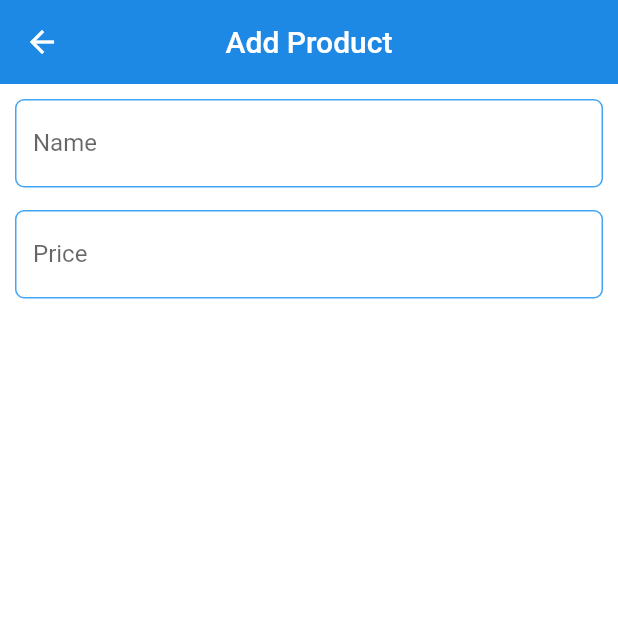
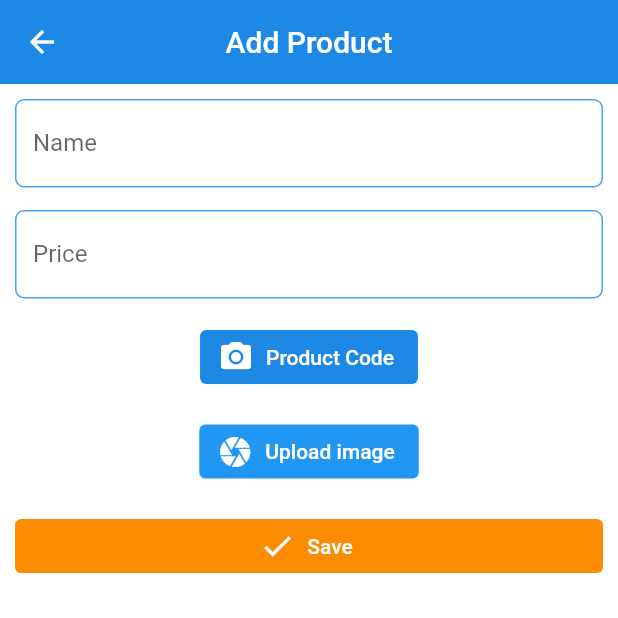
Before and after one commit to Brian-mula/flutter-pos, a Flutter app: the NewProduct screen opened by its route, on a phone screen of 412 x 824 dp, the top half of it. Run offline on Flutter 3.47's test engine with Material 2 defaults, Android fonts, the phone set to English and light mode, and no system bars; our stand-ins replace cloud_firestore, firebase_auth, firebase_core, firebase_storage, flutter_riverpod, image_picker and 2 more; missing offline and left inert: flutter_barcode_scanner; accounts and stored records are empty.

Commit message:
implemented product upload

```diff
--- a/lib/views/new_product.dart
+++ b/lib/views/new_product.dart
@@ -1,5 +1,12 @@
+import 'dart:async';
+import 'dart:io';
+
+import 'package:firebase_storage/firebase_storage.dart';
 import 'package:flutter/material.dart';
+import 'package:flutter_barcode_scanner/flutter_barcode_scanner.dart';
 import 'package:flutter_riverpod/flutter_riverpod.dart';
+import 'package:image_picker/image_picker.dart';
+import 'package:path/path.dart' as path;
 import 'package:pos/widgets/cutome_text.dart';
 
 class NewProduct extends ConsumerStatefulWidget {
@@ -11,8 +18,26 @@ class NewProduct extends ConsumerStatefulWidget {
 
 class _NewProductState extends ConsumerState<NewProduct> {
   final _formKey = GlobalKey<FormState>();
+  FirebaseStorage storage = FirebaseStorage.instance;
   final TextEditingController nameController = TextEditingController();
   final TextEditingController priceController = TextEditingController();
+  String productCode = "";
+  String imageUlr = "";
+
+  Future<void> pickImage() async {
+    final picker = ImagePicker();
+    XFile? pickedImage;
+    try {
+      pickedImage = await picker.pickImage(source: ImageSource.gallery);
+      final String fileName = path.basename(pickedImage!.name);
+      File file = File(pickedImage.path);
+      var snapshot = storage.ref().child("images/$fileName");
+      final downloadUrl = await snapshot.getDownloadURL();
+      setState(() {
+        imageUlr = downloadUrl;
+      });
+    } catch (e) {}
+  }
 
   @override
   Widget build(BuildContext context) {
@@ -73,6 +98,61 @@ class _NewProductState extends ConsumerState<NewProduct> {
                           borderRadius: BorderRadius.circular(6),
                           borderSide: BorderSide(color: Colors.blue.shade600))),
                 ),
+                const SizedBox(
+                  height: 15,
+                ),
+                ElevatedButton.icon(
+                    style: ButtonStyle(
+                        elevation: MaterialStateProperty.all(0.0),
+                        backgroundColor:
+                            MaterialStateProperty.all(Colors.blue.shade600)),
+                    onPressed: () async {
+                      productCode = await FlutterBarcodeScanner.scanBarcode(
+                          "#ff6666", "cancel", true, ScanMode.BARCODE);
+                    },
+                    icon: const Icon(
+                      Icons.camera_alt,
+                    ),
+                    label: CustomeText(
+                      text: "Product Code",
+                      textStyle: theme.textTheme.bodyLarge!
+                          .copyWith(color: Colors.white),
+                    )),
+                const SizedBox(
+                  height: 15,
+                ),
+                ElevatedButton.icon(
+                    style: ButtonStyle(
+                        backgroundColor:
+                            MaterialStateProperty.all(Colors.blue.shade500),
+                        elevation: MaterialStateProperty.all(0.0)),
+                    onPressed: () async {
+                      await pickImage();
+                    },
+                    icon: const Icon(Icons.camera),
+                    label: CustomeText(
+                      text: "Upload image",
+                      textStyle: theme.textTheme.bodyLarge!
+                          .copyWith(color: Colors.white),
+                    )),
+                const SizedBox(
+                  height: 15,
+                ),
+                SizedBox(
+                  width: double.maxFinite,
+                  child: ElevatedButton.icon(
+                      style: ButtonStyle(
+                          backgroundColor:
+                              MaterialStateProperty.all(Colors.orange.shade600),
+                          elevation: MaterialStateProperty.all(0.0)),
+                      onPressed: () async {},
+                      icon: const Icon(Icons.check),
+                      label: CustomeText(
+                        text: "Save",
+                        textStyle: theme.textTheme.bodyLarge!
+                            .copyWith(color: Colors.white),
+                      )),
+                )
               ],
             )),
       ),
--- a/pubspec.yaml
+++ b/pubspec.yaml
@@ -44,6 +44,9 @@ dependencies:
   firebase_auth: ^4.1.5
   firebase_storage: ^11.0.6
   flutter_barcode_scanner: ^2.0.0
+  image_picker: ^0.8.6
+  path: ^1.8.2
+
 
 dev_dependencies:
   flutter_test:
```
Also changed, not shown: pubspec.lock.
